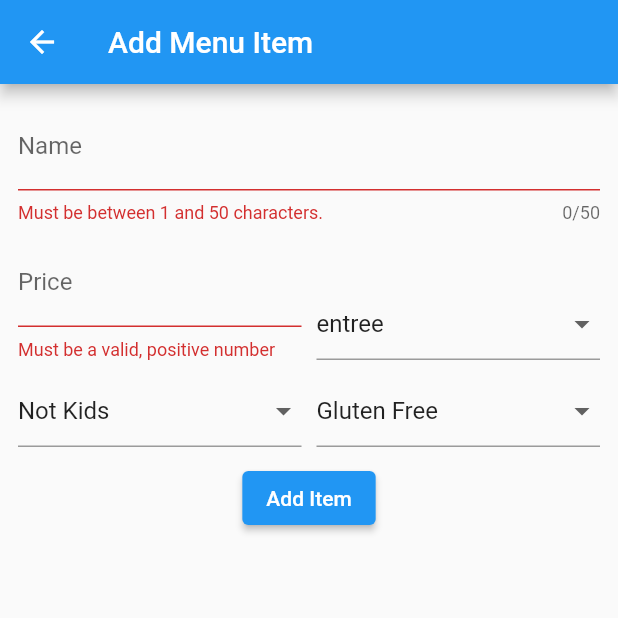
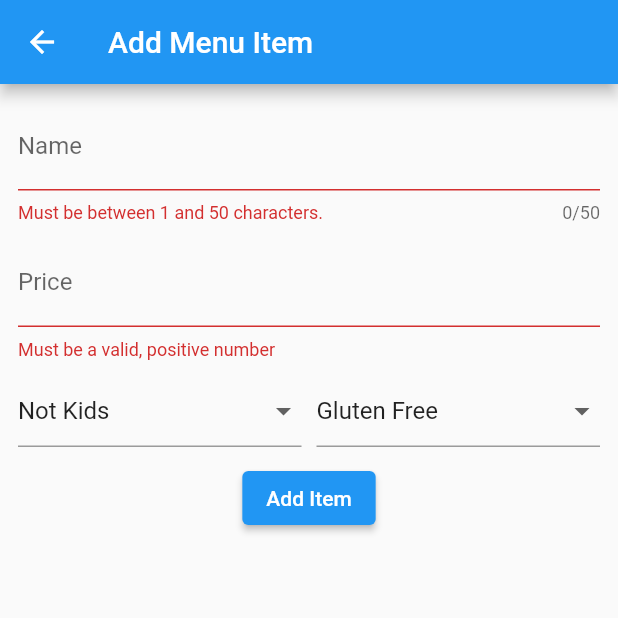
Before and after one commit to MichaelPendleton/restaurant_app, a Flutter app: the NewMenuItem screen opened directly, after a tap on "Add Item", on a phone screen of 412 x 824 dp, the top half of it. Run offline on Flutter 3.47's test engine with Material 2 defaults, Android fonts, the phone set to English and light mode, and no system bars; network calls fail.

Commit message:
Progress 2

```diff
--- a/lib/models/menu_item.dart
+++ b/lib/models/menu_item.dart
@@ -5,7 +5,7 @@ class MenuItem {
     required this.id,
     required this.name,
     required this.price,
-    required this.type,
+    // required this.type,
     required this.isKids,
     required this.glutenFree,
   });
@@ -13,7 +13,7 @@ class MenuItem {
   final String id;
   final String name;
   final double price;
-  final MenuItemType type;
+  // final MenuItemType type;
   final bool isKids;
   final bool glutenFree;
 }
--- a/lib/models/menu_item_type.dart
+++ b/lib/models/menu_item_type.dart
@@ -2,5 +2,4 @@ enum MenuItemType {
   entree,
   side,
   beverage,
-  //Add dessert ?
 }
--- a/lib/widgets/menu_item_list.dart
+++ b/lib/widgets/menu_item_list.dart
@@ -59,7 +59,7 @@ class _MenuItemListState extends State<MenuItemList> {
             id: menuItem.key,
             name: menuItem.value['name'],
             price: menuItem.value['price'],
-            type: menuItem.value['type'],
+            // type: menuItem.value['type'],
             isKids: menuItem.value['isKids'],
             glutenFree: menuItem.value['isGlutenFree'],
           ),
--- a/lib/widgets/new_menu_item.dart
+++ b/lib/widgets/new_menu_item.dart
@@ -42,7 +42,7 @@ class _NewMenuItemState extends State<NewMenuItem> {
           {
             'name': _enteredName,
             'price': _enteredPrice,
-            'type': _selectedMenuItemType,
+            // 'type': _selectedMenuItemType,
             'isKids': _selectedIsKids,
             'isGlutenFree': _selectedIsGlutenFree,
           },
@@ -57,12 +57,13 @@ class _NewMenuItemState extends State<NewMenuItem> {
 
       Navigator.of(context).pop(
         MenuItem(
-            id: resData['name'],
-            name: _enteredName,
-            price: _enteredPrice,
-            type: _selectedMenuItemType,
-            isKids: _selectedIsKids,
-            glutenFree: _selectedIsGlutenFree),
+          id: resData['name'],
+          name: _enteredName,
+          price: _enteredPrice,
+          // type: _selectedMenuItemType,
+          isKids: _selectedIsKids,
+          glutenFree: _selectedIsGlutenFree,
+        ),
       );
     }
   }
@@ -123,28 +124,28 @@ class _NewMenuItemState extends State<NewMenuItem> {
                       },
                     ),
                   ),
-                  const SizedBox(width: 10),
-                  Expanded(
-                    child: DropdownButtonFormField(
-                      value: _selectedMenuItemType,
-                      items: [
-                        for (final type in MenuItemType.values)
-                          DropdownMenuItem(
-                            value: type,
-                            child: Row(
-                              children: [
-                                Text(type.name),
-                              ],
-                            ),
-                          ),
-                      ],
-                      onChanged: (value) {
-                        setState(() {
-                          _selectedMenuItemType = value!;
-                        });
-                      },
-                    ),
-                  ),
+                  // const SizedBox(width: 10),
+                  // Expanded(
+                  //   child: DropdownButtonFormField(
+                  //     value: _selectedMenuItemType,
+                  //     items: [
+                  //       for (final type in MenuItemType.values)
+                  //         DropdownMenuItem(
+                  //           value: type,
+                  //           child: Row(
+                  //             children: [
+                  //               Text(type.name),
+                  //             ],
+                  //           ),
+                  //         ),
+                  //     ],
+                  //     onChanged: (value) {
+                  //       setState(() {
+                  //         _selectedMenuItemType = value!;
+                  //       });
+                  //     },
+                  //   ),
+                  // ),
                 ],
               ),
               const SizedBox(height: 10),
@@ -196,7 +197,12 @@ class _NewMenuItemState extends State<NewMenuItem> {
               ),
               const SizedBox(height: 10),
               ElevatedButton(
-                onPressed: _isSending ? null : _saveMenuItem,
+                onPressed: _isSending
+                    ? null
+                    : () {
+                        _saveMenuItem();
+                        print(_isSending);
+                      },
                 child: _isSending
                     ? const SizedBox(
                         height: 16,
```
